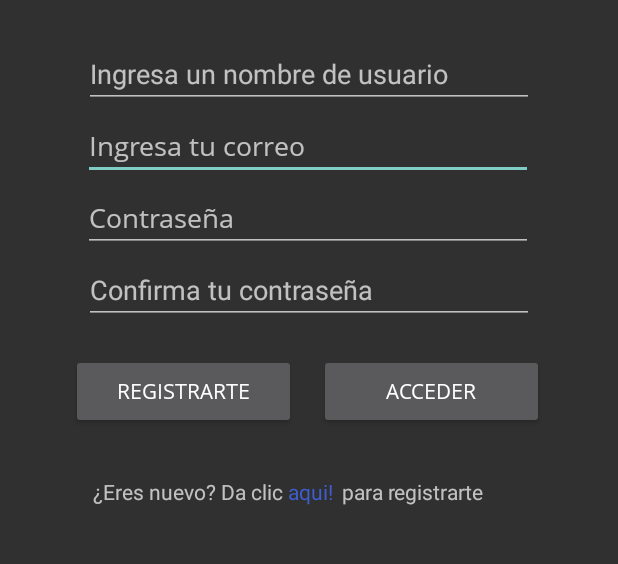
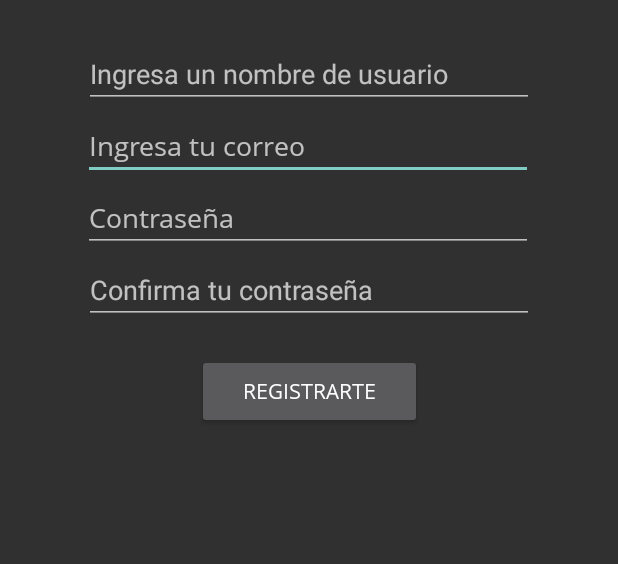
Before and after one commit to Gerardo5001/TecnoAccAPP, an Android app: the screen it shows after launch (MainActivity), after a tap on "aqui!", on a phone screen of 412 x 824 dp, the part 354-918 px from its top. Run offline under Robolectric (Android 15) with nearby library versions, the phone set to English and light mode, and no system bars.

Commit message:
Se agrega interfaz interactiva al seleccionar registrarte aqui

```diff
--- a/app/src/main/java/com/example/tecnoaccv12/MainActivity.java
+++ b/app/src/main/java/com/example/tecnoaccv12/MainActivity.java
@@ -5,7 +5,9 @@ import androidx.appcompat.app.AppCompatActivity;
 import android.content.Intent;
 import android.os.Bundle;
 import android.view.View;
+import android.widget.Button;
 import android.widget.EditText;
+import android.widget.TextView;
 import android.widget.Toast;
 
 import com.example.tecnoaccv12.baseDatos.ControlBD;
@@ -49,24 +51,30 @@ public class MainActivity extends AppCompatActivity {
         }
     }
     public void registrase(View view)   {
-        if(ValidarMail(correo.getText().toString()) && contraseña.getText().toString()!=null){
+        EditText usuarioName = (EditText)findViewById(R.id.editTextName);
+        if(usuarioName.getText().toString().equals("")){
+            Toast.makeText(this, "Ingrese un nombre de usuario.", Toast.LENGTH_SHORT).show();
+        }
+        else {
+            if (ValidarMail(correo.getText().toString()) && contraseña.getText().toString() != null) {
                 Usuario usuario = controlBD.seachUsuario(correo.getText().toString());
-            if (usuario!=null) {
+                if (usuario != null) {
                     Toast.makeText(this, "Este correo ya esta registrado.", Toast.LENGTH_SHORT).show();
-            }else {
-                EditText contraConfir = (EditText)findViewById(R.id.editTextTextPasswordConfir);
-                if(contraseña.getText().toString().equals(contraConfir.getText().toString())){
-                    Usuario user = new Usuario(correo.getText().toString(), contraseña.getText().toString());
+                } else {
+                    EditText contraConfir = (EditText) findViewById(R.id.editTextTextPasswordConfir);
+                    if (contraseña.getText().toString().equals(contraConfir.getText().toString())) {
+                        Usuario user = new Usuario(correo.getText().toString(), contraseña.getText().toString(), usuarioName.getText().toString());
                         controlBD.addUsuario(user);
                         Intent InicioActivity = new Intent(this, InicioActivity.class);
                         startActivity(InicioActivity);
                         Toast.makeText(this, "Registro correcto.", Toast.LENGTH_SHORT).show();
-                }else {
-                    Toast.makeText(this,"Las contraseñas no coinciden", Toast.LENGTH_SHORT).show();
+                    } else {
+                        Toast.makeText(this, "Las contraseñas no coinciden", Toast.LENGTH_SHORT).show();
                     }
                 }
-        }else {
+            } else {
                 Toast.makeText(this, "Correo no valido.", Toast.LENGTH_SHORT).show();
+            }
         }
     }
     public static boolean ValidarMail(String email) {
@@ -81,5 +89,16 @@ public class MainActivity extends AppCompatActivity {
         usuario.setVisibility(View.VISIBLE);
         EditText passwordConfir = (EditText)findViewById(R.id.editTextTextPasswordConfir);
         passwordConfir.setVisibility(View.VISIBLE);
+        Button btnRegistrarse = (Button)findViewById(R.id.buttonRegistrarse);
+        btnRegistrarse.setVisibility(View.VISIBLE);
+        Button btnAcceder = (Button)findViewById(R.id.buttonAcceder);
+        btnAcceder.setVisibility(View.INVISIBLE);
+        TextView text1 = (TextView)findViewById(R.id.textView4); //6 9
+        text1.setVisibility(View.INVISIBLE);
+        TextView text2 = (TextView)findViewById(R.id.textView6); //6 9
+        text2.setVisibility(View.INVISIBLE);
+        TextView text3 = (TextView)findViewById(R.id.textView9); //6 9
+        text3.setVisibility(View.INVISIBLE);
+
     }
 }
--- a/app/src/main/res/layout/activity_main.xml
+++ b/app/src/main/res/layout/activity_main.xml
@@ -54,8 +54,7 @@
         android:onClick="acceder"
         android:text="Acceder"
         app:layout_constraintEnd_toEndOf="parent"
-        app:layout_constraintHorizontal_bias="0.232"
-        app:layout_constraintStart_toEndOf="@+id/buttonRegistrarse"
+        app:layout_constraintStart_toStartOf="parent"
         app:layout_constraintTop_toBottomOf="@+id/editTextTextPasswordConfir" />
 
     <Button
@@ -66,8 +65,9 @@
         android:fontFamily="@font/open_sans"
         android:onClick="registrase"
         android:text="Registrarte"
+        android:visibility="invisible"
         app:layout_constraintEnd_toEndOf="parent"
-        app:layout_constraintHorizontal_bias="0.18"
+        app:layout_constraintHorizontal_bias="0.501"
         app:layout_constraintStart_toStartOf="parent"
         app:layout_constraintTop_toBottomOf="@+id/editTextTextPasswordConfir" />
 
@@ -75,36 +75,36 @@
         android:id="@+id/textView4"
         android:layout_width="wrap_content"
         android:layout_height="wrap_content"
-        android:layout_marginTop="32dp"
+        android:layout_marginTop="20dp"
         android:text="¿Eres nuevo? Da clic "
         app:layout_constraintEnd_toEndOf="parent"
-        app:layout_constraintHorizontal_bias="0.221"
+        app:layout_constraintHorizontal_bias="0.285"
         app:layout_constraintStart_toStartOf="parent"
-        app:layout_constraintTop_toBottomOf="@+id/buttonRegistrarse" />
+        app:layout_constraintTop_toBottomOf="@+id/buttonAcceder" />
 
     <TextView
         android:id="@+id/textView6"
         android:layout_width="36dp"
         android:layout_height="19dp"
-        android:layout_marginTop="32dp"
+        android:layout_marginTop="20dp"
         android:onClick="textRegistroOn"
         android:text="aqui!"
         android:textColor="#3E5ED1"
         app:layout_constraintEnd_toEndOf="parent"
         app:layout_constraintHorizontal_bias="0.0"
         app:layout_constraintStart_toEndOf="@+id/textView4"
-        app:layout_constraintTop_toBottomOf="@+id/buttonRegistrarse" />
+        app:layout_constraintTop_toBottomOf="@+id/buttonAcceder" />
 
     <TextView
         android:id="@+id/textView9"
         android:layout_width="wrap_content"
         android:layout_height="wrap_content"
-        android:layout_marginTop="32dp"
+        android:layout_marginTop="20dp"
         android:text="para registrarte"
         app:layout_constraintEnd_toEndOf="parent"
         app:layout_constraintHorizontal_bias="0.0"
         app:layout_constraintStart_toEndOf="@+id/textView6"
-        app:layout_constraintTop_toBottomOf="@+id/buttonRegistrarse" />
+        app:layout_constraintTop_toBottomOf="@+id/buttonAcceder" />
 
     <EditText
         android:id="@+id/editTextName"
```
Also changed, not shown: app/src/main/java/com/example/tecnoaccv12/baseDatos/ControlBD.java (+6 -2 lines), app/src/main/java/com/example/tecnoaccv12/baseDatos/Usuario.java (+11 -1 lines). Lines whose indentation alone changed are shown as unchanged.
